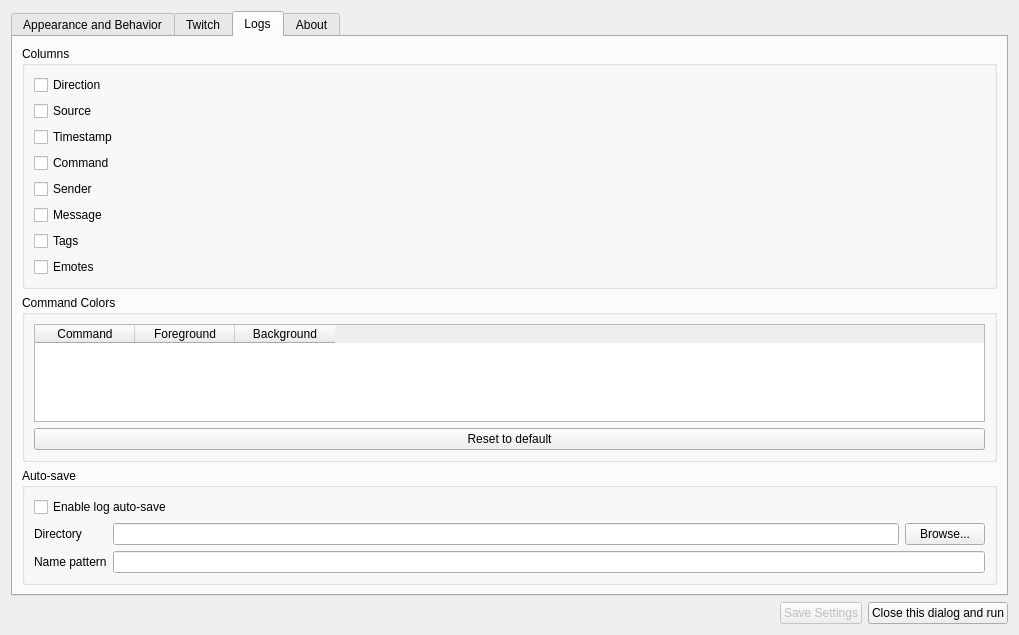
Old version of the form setupwidget.ui in the repository xiluembo/atsumari.
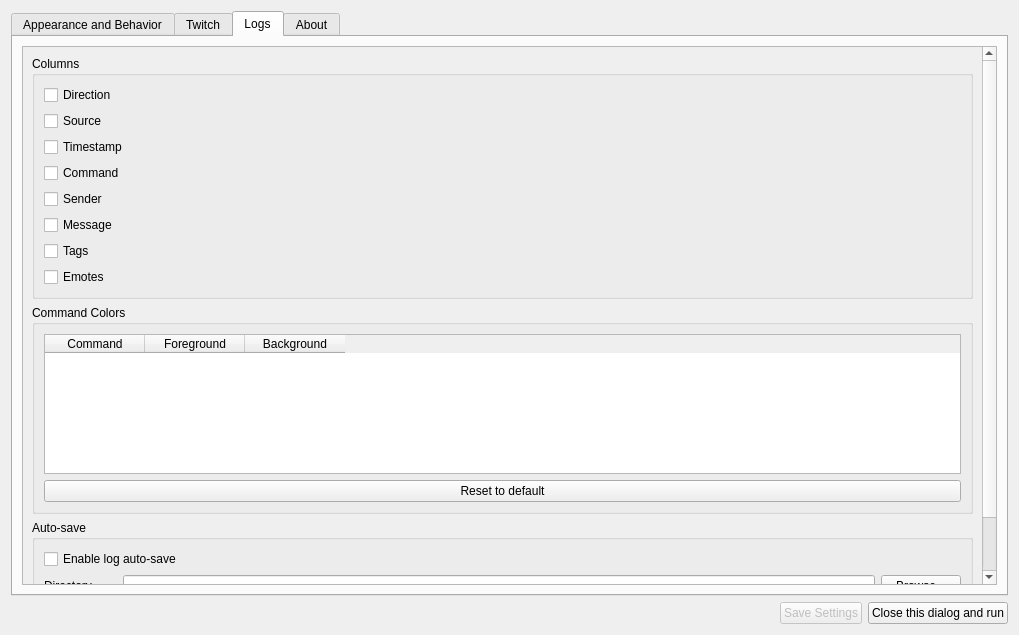
New version of the form. The open tabs and pages were chosen to show the change. Icons and pictures are not drawn.

Commit message: Add scroll area to logs tab and increase the log color selection height

Diff of the .ui file:
```diff
--- a/setupwidget.ui
+++ b/setupwidget.ui
@@ -1089,6 +1089,21 @@
       </attribute>
       <layout class="QVBoxLayout" name="verticalLayout_logs">
        <item>
+        <widget class="QScrollArea" name="scrollArea_3">
+         <property name="widgetResizable">
+          <bool>true</bool>
+         </property>
+         <widget class="QWidget" name="scrollAreaWidgetContents_3">
+          <property name="geometry">
+           <rect>
+            <x>0</x>
+            <y>0</y>
+            <width>963</width>
+            <height>620</height>
+           </rect>
+          </property>
+          <layout class="QVBoxLayout" name="verticalLayout_10">
+           <item>
         <widget class="QGroupBox" name="grpLogColumns">
          <property name="title">
           <string>Columns</string>
@@ -1161,6 +1176,12 @@
          <layout class="QVBoxLayout" name="verticalLayout_colors">
           <item>
            <widget class="QTableWidget" name="tblCommandColors">
+                <property name="minimumSize">
+                 <size>
+                  <width>0</width>
+                  <height>140</height>
+                 </size>
+                </property>
             <column>
              <property name="text">
               <string>Command</string>
@@ -1229,6 +1250,10 @@
            <widget class="QLineEdit" name="edtLogAutosavePattern"/>
           </item>
          </layout>
+            </widget>
+           </item>
+          </layout>
+         </widget>
         </widget>
        </item>
       </layout>
```
Lines whose indentation alone changed are shown as unchanged.
